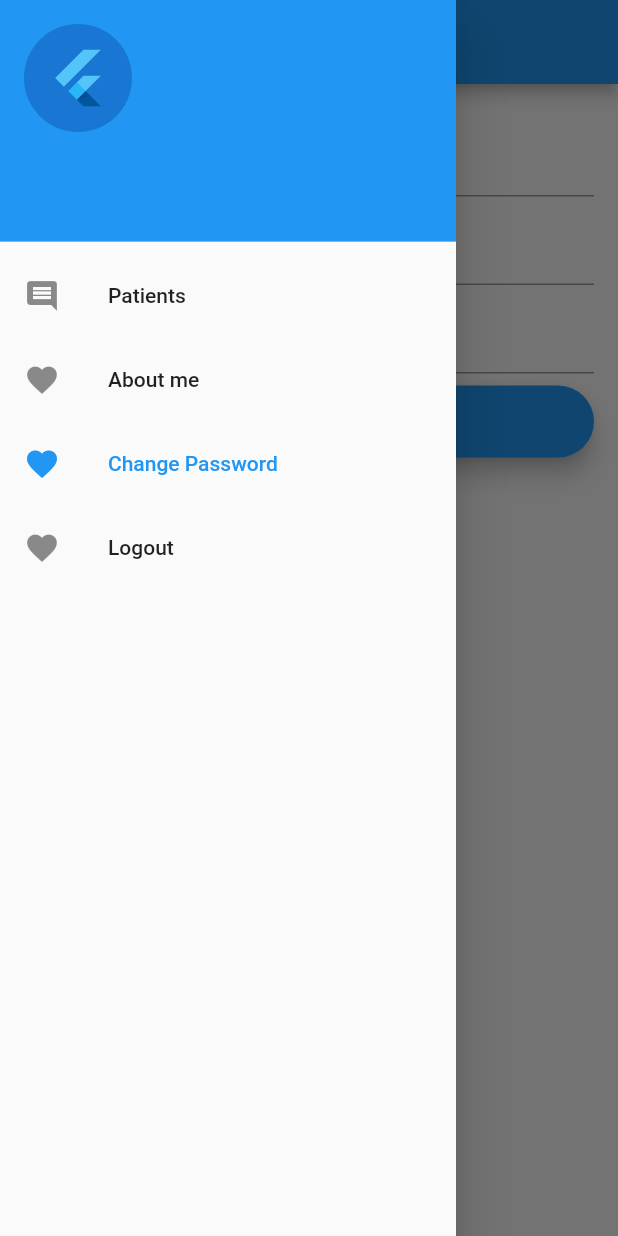
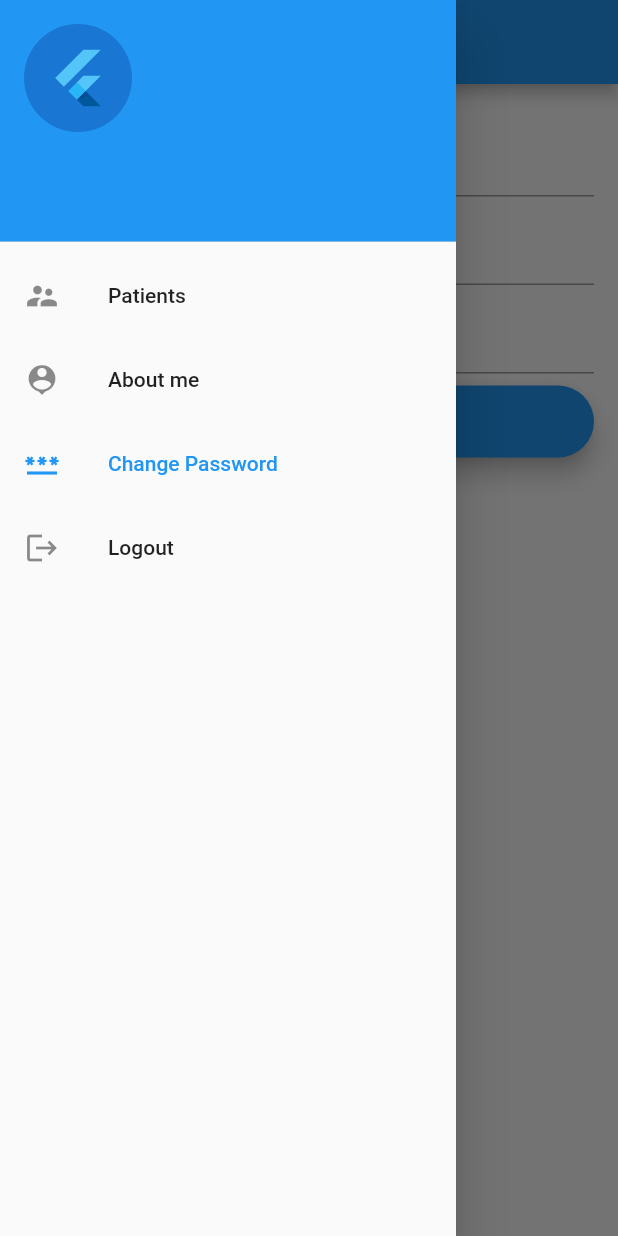
Before and after one commit to jasonhall0081/doctor-flutter, a Flutter app: the ChangePassword screen opened directly, with the side drawer open, on a phone screen of 412 x 824 dp. Run offline on Flutter 3.47's test engine with Material 2 defaults, Android fonts, the phone set to English and light mode, and no system bars; our stand-ins replace date_time_picker, flutter_secure_storage, gallery_saver, image_picker, select_form_field and 1 more; missing offline and left inert: dart:ffi, textfield_tags; accounts and stored records are empty.

Commit message:
final in 22/10/27

```diff
--- a/lib/components/navigation_bar.dart
+++ b/lib/components/navigation_bar.dart
@@ -44,7 +44,7 @@ class _NavbarState extends State<Navbar>{
               "Patients"
           ),
           selected: widget.title == "Patients",
-          leading: const Icon(Icons.comment),
+          leading: const Icon(Icons.supervisor_account),
           onTap: () {
             Navigator.push(
               context,
@@ -59,7 +59,7 @@ class _NavbarState extends State<Navbar>{
               "About me"
           ),
           selected: widget.title == "About me",
-          leading: const Icon(Icons.favorite),
+          leading: const Icon(Icons.person_pin),
           onTap: () {
             _apiService.getProfile().then((response) {
               Navigator.push(
@@ -76,7 +76,7 @@ class _NavbarState extends State<Navbar>{
               "Change Password"
           ),
           selected: widget.title == "Change Password",
-          leading: const Icon(Icons.favorite),
+          leading: const Icon(Icons.password),
           onTap: () {
             Navigator.push(
               context,
@@ -90,7 +90,7 @@ class _NavbarState extends State<Navbar>{
           title: const Text(
               "Logout"
           ),
-          leading: const Icon(Icons.favorite),
+          leading: const Icon(Icons.logout),
           onTap: () {
             Navigator.pop(context);
             Navigator.pushAndRemoveUntil(
--- a/lib/profile/change_password.dart
+++ b/lib/profile/change_password.dart
@@ -10,6 +10,7 @@ class ChangePassword extends StatefulWidget {
 }
 
 class _ChangePasswordState extends State<ChangePassword> {
+  bool _isLoading = false;
   String _messageOldPassword = "";
   String _messageNewPassword = "";
   String _messageReNewPassword = "";
@@ -31,7 +32,17 @@ class _ChangePasswordState extends State<ChangePassword> {
               (widget.title)
           ),
         ),
-        body: SingleChildScrollView(
+        body:  _isLoading ? Center(
+            child : Column(
+              mainAxisAlignment: MainAxisAlignment.center,//Center Column contents vertically,
+              children: const [
+                CircularProgressIndicator(),
+                Text(
+                  'Loading . . .',
+                ),
+              ],
+            )
+        ) : SingleChildScrollView(
           child: Stack(
             children: <Widget>[
               Padding(
@@ -52,10 +63,16 @@ class _ChangePasswordState extends State<ChangePassword> {
                           ),
                         ),
                         onPressed: () {
+                          setState(() {
+                            _isLoading = true;
+                          });
                           String oldPassword = _controllerOldPassword.text;
                           String newPassword = _controllerNewPassword.text;
                           String newPasswordConfirm = _controllerReNewPassword.text;
                           _apiService.changePassword(oldPassword, newPassword, newPasswordConfirm).then((response) {
+                            setState(() {
+                              _isLoading = false;
+                            });
                             if(response["status"] == "success"){
                               final snackBar = SnackBar(
                                 content: const Text('Change Password Successfully!'),
```
Also changed, not shown: lib/login/login.dart (+20 -1 lines), lib/patient/add.dart (+12 -1 lines), lib/patient/edit.dart (+12 -1 lines), lib/patient/view.dart (+1 -7 lines), lib/profile/profileEdit.dart (+12 -1 lines), lib/signup/signup.dart (+12 -17 lines).
